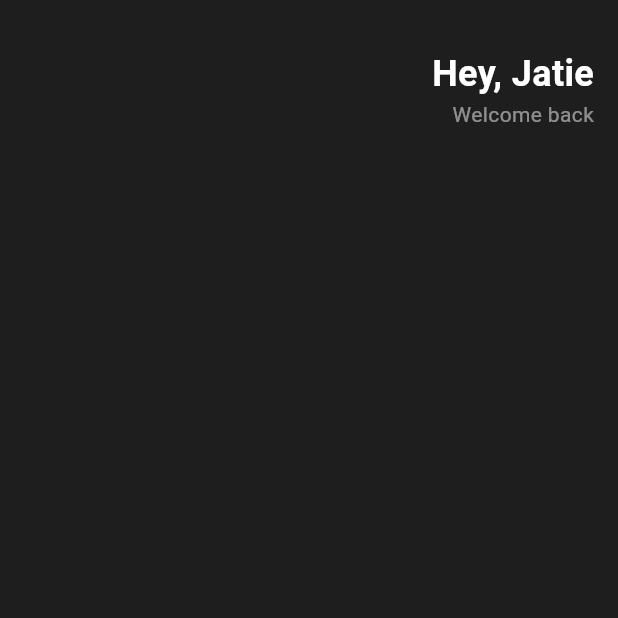
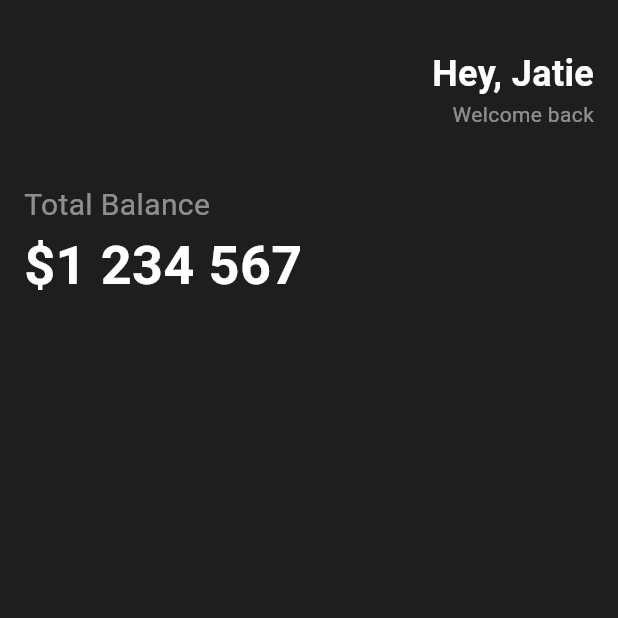
Before and after one commit to leejewon97/flutterUI, a Flutter app: the screen it shows after launch, on a phone screen of 412 x 824 dp, the top half of it. Run offline on Flutter 3.47's test engine with Material 3 defaults, Android fonts, the phone set to English and light mode, and no system bars.

Commit message:
Total Balance 추가 Column 3개 추가     SizedBox, Text 2개

```diff
--- a/lib/main.dart
+++ b/lib/main.dart
@@ -17,6 +17,7 @@ class App extends StatelessWidget {
             horizontal: 16.0,
           ),
           child: Column(
+            crossAxisAlignment: CrossAxisAlignment.start,
             children: [
               const SizedBox(
                 height: 32.0,
@@ -45,6 +46,24 @@ class App extends StatelessWidget {
                   ),
                 ],
               ),
+              const SizedBox(
+                height: 36.0,
+              ),
+              Text(
+                'Total Balance',
+                style: TextStyle(
+                  color: Colors.white.withOpacity(0.5),
+                  fontSize: 20.0,
+                ),
+              ),
+              const Text(
+                '\$1 234 567',
+                style: TextStyle(
+                  color: Colors.white,
+                  fontSize: 36.0,
+                  fontWeight: FontWeight.bold,
+                ),
+              ),
             ],
           ),
         ),
```
